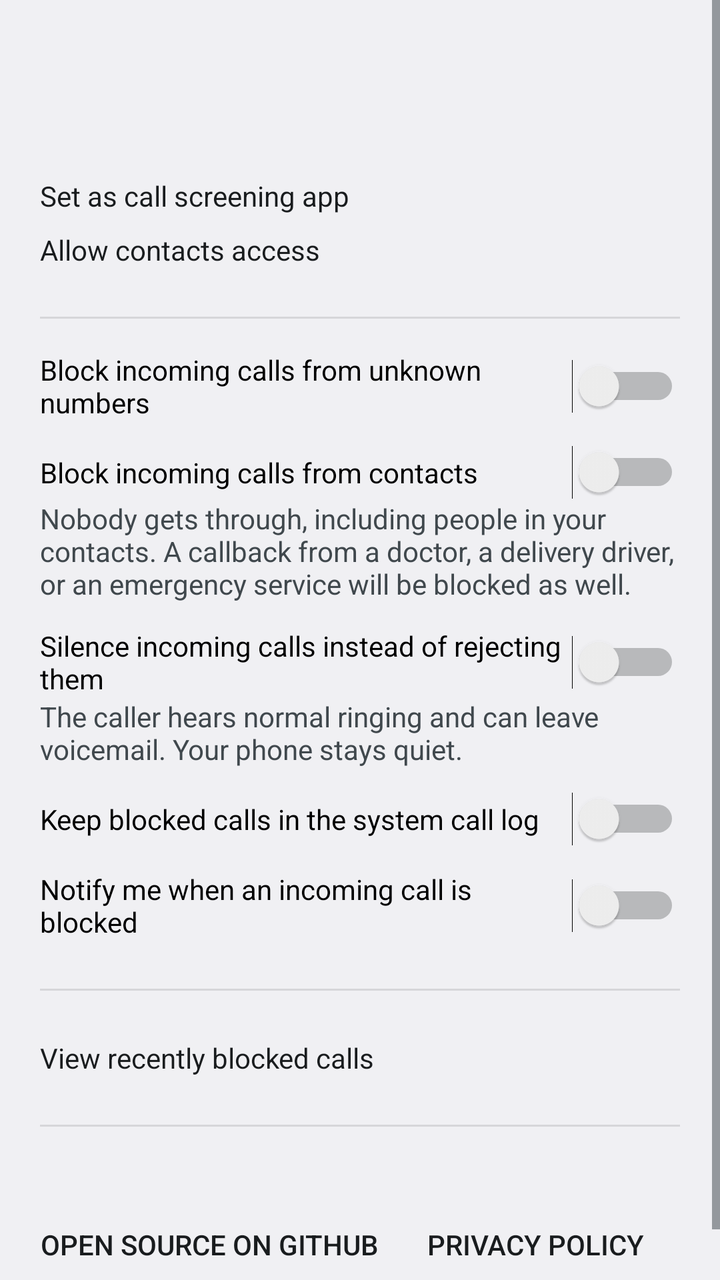
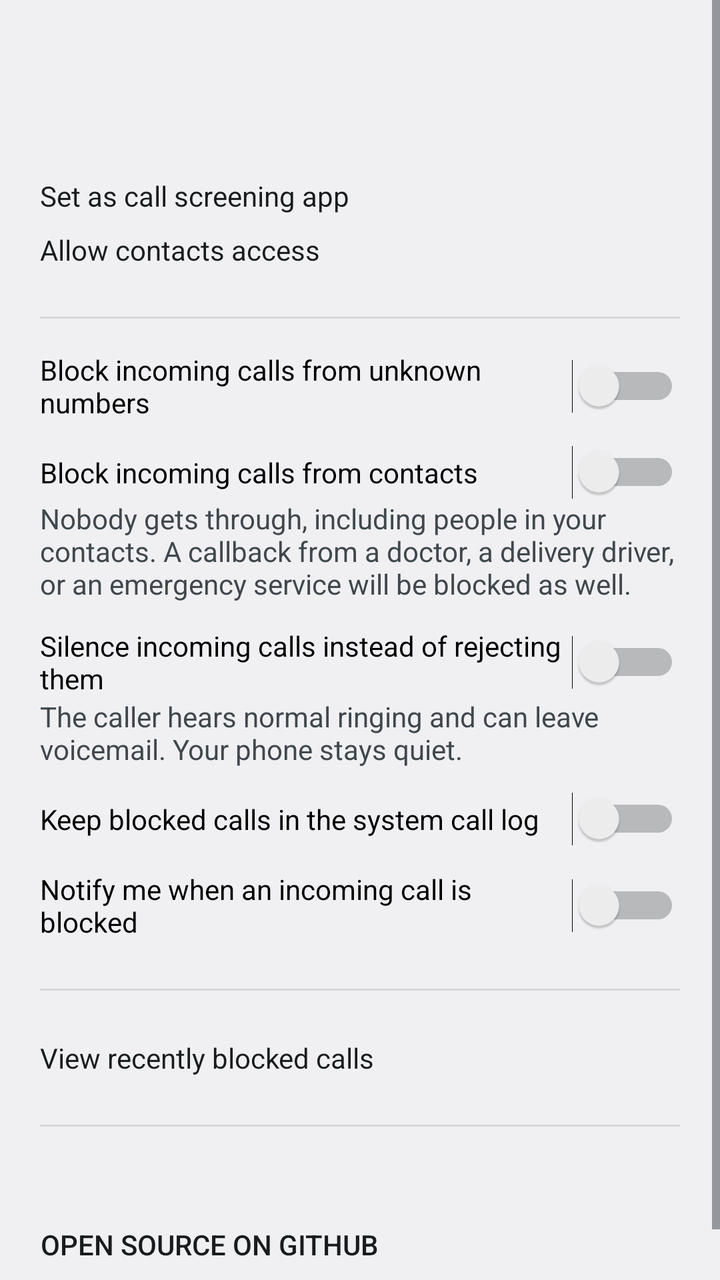

Two renders of the same Android screen: before a commit and after it. Below are the layout's source before the change and the commit's diff.
<!-- AndroidManifest.xml: application theme AppTheme -->
<!-- res/layout/activity_main.xml -->
<?xml version="1.0" encoding="utf-8"?>
<ScrollView xmlns:android="http://schemas.android.com/apk/res/android"
    xmlns:tools="http://schemas.android.com/tools"
    android:id="@+id/root"
    android:layout_width="match_parent"
    android:layout_height="match_parent"
    android:clipToPadding="false"
    android:fillViewport="true">

    <LinearLayout
        android:layout_width="match_parent"
        android:layout_height="wrap_content"
        android:orientation="vertical"
        android:padding="20dp">

        <TextView
            android:id="@+id/status_title"
            android:layout_width="match_parent"
            android:layout_height="wrap_content"
            android:textAppearance="?android:attr/textAppearanceLarge"
            android:textStyle="bold" />

        <TextView
            android:id="@+id/status_detail"
            android:layout_width="match_parent"
            android:layout_height="wrap_content"
            android:layout_marginTop="4dp"
            android:textAppearance="?android:attr/textAppearanceSmall"
            android:textColor="?android:attr/textColorSecondary" />

        <Button
            android:id="@+id/button_screening_role"
            android:layout_width="match_parent"
            android:layout_height="wrap_content"
            android:layout_marginTop="16dp"
            android:text="@string/action_set_screening_app" />

        <Button
            android:id="@+id/button_contacts_permission"
            android:layout_width="match_parent"
            android:layout_height="wrap_content"
            android:layout_marginTop="8dp"
            android:text="@string/action_allow_contacts" />

        <View
            android:layout_width="match_parent"
            android:layout_height="1dp"
            android:layout_marginTop="24dp"
            android:background="?android:attr/listDivider" />

        <Switch
            android:id="@+id/switch_blocking_enabled"
            android:layout_width="match_parent"
            android:layout_height="wrap_content"
            android:layout_marginTop="16dp"
            android:text="@string/option_enabled"
            tools:ignore="UseSwitchCompatOrMaterialXml" />

        <Switch
            android:id="@+id/switch_block_every_call"
            android:layout_width="match_parent"
            android:layout_height="wrap_content"
            android:layout_marginTop="12dp"
            android:text="@string/option_block_contacts"
            tools:ignore="UseSwitchCompatOrMaterialXml" />

        <TextView
            android:layout_width="match_parent"
            android:layout_height="wrap_content"
            android:text="@string/option_block_contacts_hint"
            android:textAppearance="?android:attr/textAppearanceSmall"
            android:textColor="?android:attr/textColorSecondary" />

        <Switch
            android:id="@+id/switch_silence_instead_of_reject"
            android:layout_width="match_parent"
            android:layout_height="wrap_content"
            android:layout_marginTop="12dp"
            android:text="@string/option_silence"
            tools:ignore="UseSwitchCompatOrMaterialXml" />

        <TextView
            android:layout_width="match_parent"
            android:layout_height="wrap_content"
            android:text="@string/option_silence_hint"
            android:textAppearance="?android:attr/textAppearanceSmall"
            android:textColor="?android:attr/textColorSecondary" />

        <Switch
            android:id="@+id/switch_keep_in_call_log"
            android:layout_width="match_parent"
            android:layout_height="wrap_content"
            android:layout_marginTop="12dp"
            android:text="@string/option_call_log"
            tools:ignore="UseSwitchCompatOrMaterialXml" />

        <Switch
            android:id="@+id/switch_notify_when_blocked"
            android:layout_width="match_parent"
            android:layout_height="wrap_content"
            android:layout_marginTop="12dp"
            android:text="@string/option_notify"
            tools:ignore="UseSwitchCompatOrMaterialXml" />

        <View
            android:layout_width="match_parent"
            android:layout_height="1dp"
            android:layout_marginTop="24dp"
            android:background="?android:attr/listDivider" />

        
        <Button
            android:id="@+id/button_view_blocked_calls"
            android:layout_width="match_parent"
            android:layout_height="wrap_content"
            android:layout_marginTop="24dp"
            android:text="@string/action_view_blocked_calls" />

        <View
            android:layout_width="match_parent"
            android:layout_height="1dp"
            android:layout_marginTop="24dp"
            android:background="?android:attr/listDivider" />

        <TextView
            android:id="@+id/version_text"
            android:layout_width="match_parent"
            android:layout_height="wrap_content"
            android:layout_marginTop="16dp"
            android:textAppearance="?android:attr/textAppearanceSmall"
            android:textColor="?android:attr/textColorSecondary" />

        <LinearLayout
            android:layout_width="match_parent"
            android:layout_height="wrap_content"
            android:orientation="horizontal">

            
            <Button
                android:id="@+id/button_view_source"
                style="?android:attr/borderlessButtonStyle"
                android:layout_width="wrap_content"
                android:layout_height="wrap_content"
                android:paddingStart="0dp"
                android:text="@string/action_view_source"
                tools:ignore="RtlSymmetry" />

            <Button
                android:id="@+id/button_privacy_policy"
                style="?android:attr/borderlessButtonStyle"
                android:layout_width="wrap_content"
                android:layout_height="wrap_content"
                android:text="@string/action_privacy_policy" />
        </LinearLayout>

    </LinearLayout>
</ScrollView>
<!-- resources referenced by this layout -->
<resources>
  <string name="action_allow_contacts">Allow contacts access</string>
  <string name="action_privacy_policy">Privacy policy</string>
  <string name="action_set_screening_app">Set as call screening app</string>
  <string name="action_view_blocked_calls">View recently blocked calls</string>
  <string name="action_view_source">Open source on GitHub</string>
  <string name="option_block_contacts">Block incoming calls from contacts</string>
  <string name="option_block_contacts_hint">Nobody gets through, including people in your contacts. A callback from a doctor, a delivery driver, or an emergency service will be blocked as well.</string>
  <string name="option_call_log">Keep blocked calls in the system call log</string>
  <string name="option_enabled">Block incoming calls from unknown numbers</string>
  <string name="option_notify">Notify me when an incoming call is blocked</string>
  <string name="option_silence">Silence incoming calls instead of rejecting them</string>
  <string name="option_silence_hint">The caller hears normal ringing and can leave voicemail. Your phone stays quiet.</string>
  <style name="AppTheme" parent="@android:style/Theme.DeviceDefault.DayNight" />
</resources>

<!-- the commit's change to res/layout/activity_main.xml (unified diff, before → after) -->
@@ -144,13 +144,6 @@
                 android:paddingStart="0dp"
                 android:text="@string/action_view_source"
                 tools:ignore="RtlSymmetry" />
-
-            <Button
-                android:id="@+id/button_privacy_policy"
-                style="?android:attr/borderlessButtonStyle"
-                android:layout_width="wrap_content"
-                android:layout_height="wrap_content"
-                android:text="@string/action_privacy_policy" />
         </LinearLayout>
 
     </LinearLayout>
<!-- resource entries referenced after the edit -->
@@ -1,7 +1,6 @@
 <!-- resources referenced by this layout -->
 <resources>
   <string name="action_allow_contacts">Allow contacts access</string>
-  <string name="action_privacy_policy">Privacy policy</string>
   <string name="action_set_screening_app">Set as call screening app</string>
   <string name="action_view_blocked_calls">View recently blocked calls</string>
   <string name="action_view_source">Open source on GitHub</string>
